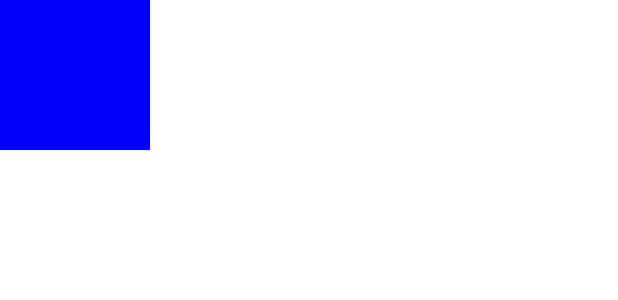
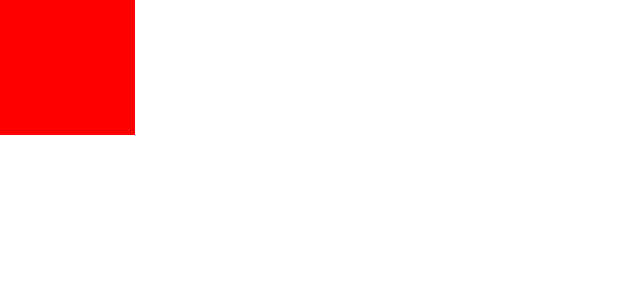
Before and after one commit to Sofochka13/GestureDemo, an Android app built with Jetpack Compose: the @Preview function MainScreenPreview, on a phone screen of 412 x 824 dp. Shown: the top 300 px of the screen. Run offline under Robolectric (Android 15) with nearby library versions, the phone set to English and light mode, and no system bars.

Commit message:
Add ScrollableModifier

```diff
--- a/app/src/main/java/com/example/gesturedemo/MainActivity.kt
+++ b/app/src/main/java/com/example/gesturedemo/MainActivity.kt
@@ -43,6 +43,8 @@ import androidx.compose.foundation.layout.offset
 import androidx.compose.ui.unit.IntOffset
 import kotlin.math.roundToInt
 import androidx.compose.foundation.gestures.detectDragGestures
+import androidx.compose.foundation.gestures.scrollable
+import androidx.compose.foundation.gestures.rememberScrollableState
 
 class MainActivity : ComponentActivity() {
     override fun onCreate(savedInstanceState: Bundle?) {
@@ -150,8 +152,32 @@ fun PointerInputDrag(modifier: Modifier = Modifier) {
 }
 
 @Composable
+fun ScrollableModifier(modifier: Modifier = Modifier) {
+    var offset by remember { mutableStateOf(0f) }
+
+    Box(
+        modifier
+            .fillMaxSize()
+            .scrollable(
+                orientation = Orientation.Vertical,
+                state = rememberScrollableState { distance ->
+                    offset += distance
+                    distance
+                }
+            )
+    ) {
+        Box(
+            modifier = Modifier
+                .size(90.dp)
+                .offset { IntOffset(0, offset.roundToInt()) }
+                .background(Color.Red)
+        )
+    }
+}
+
+@Composable
 fun MainScreen(modifier: Modifier = Modifier) {
-    PointerInputDrag(modifier)
+    ScrollableModifier(modifier)
 }
 
 @Preview(showBackground = true, showSystemUi = true)
```
